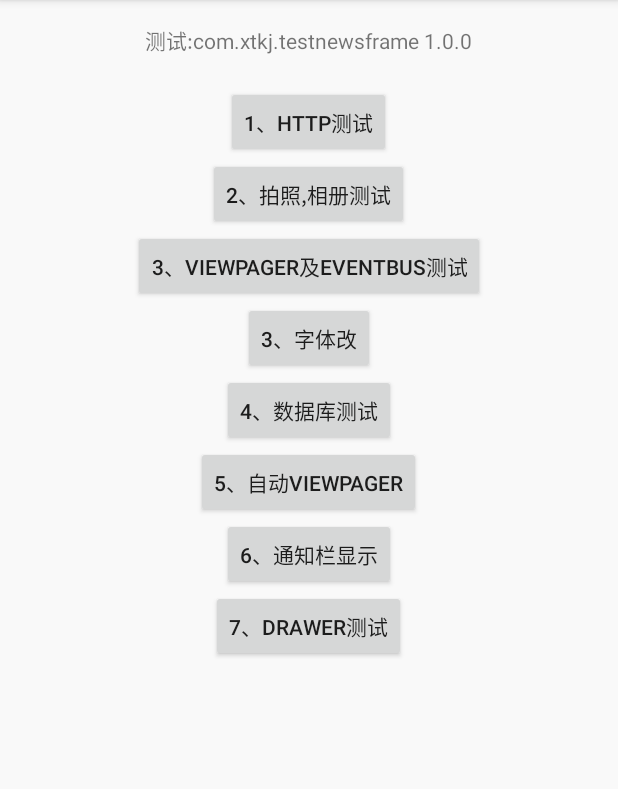
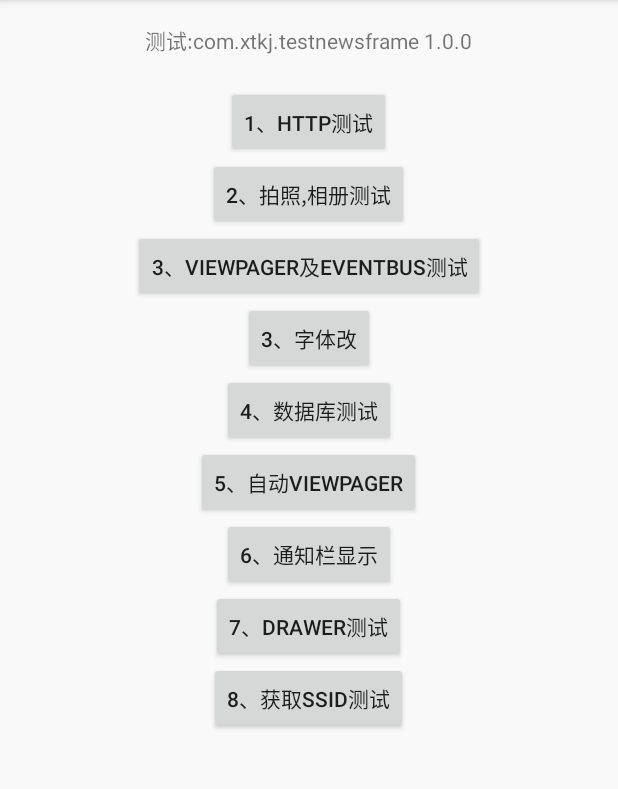
Before and after one commit to lonaever/MyApp, an Android app: the screen it shows after launch (HomeActivity), on a phone screen of 412 x 824 dp, the part 84-873 px from its top. Run offline under Robolectric (Android 15) with nearby library versions, the phone set to English and light mode, and no system bars; our stand-ins replace ButterKnife; libraries missing offline, so code that uses them is left out: cn.finalteam.galleryfinal, cn.finalteam.toolsfinal, com.github.johnpersano.supertoasts, uk.co.chrisjenx; pictures from the network do not load; Roboto replaces fonts that are not available here; 4 statements that could not run were skipped.

Commit message:
增加ssid获取测试

```diff
--- a/Sample/src/main/AndroidManifest.xml
+++ b/Sample/src/main/AndroidManifest.xml
@@ -13,6 +13,7 @@
     <uses-permission android:name="android.permission.ACCESS_NETWORK_STATE" />
     <uses-permission android:name="android.permission.WRITE_SETTINGS" />
     <uses-permission android:name="android.permission.CAMERA" />
+    <uses-permission android:name="android.permission.ACCESS_WIFI_STATE" />
 
     <application
         android:name=".LApplication"
--- a/Sample/src/main/res/layout/activity_home.xml
+++ b/Sample/src/main/res/layout/activity_home.xml
@@ -76,6 +76,12 @@
                 android:layout_width="wrap_content"
                 android:layout_height="wrap_content"
                 android:text="7、drawer测试" />
+
+            <Button
+                android:id="@+id/btn_ssid"
+                android:layout_width="wrap_content"
+                android:layout_height="wrap_content"
+                android:text="8、获取ssid测试" />
         </LinearLayout>
 
 
```
Also changed, not shown: Sample/src/main/java/com/xtkj/testnewsframe/page/home/HomeActivity.java (+28 -0 lines).
